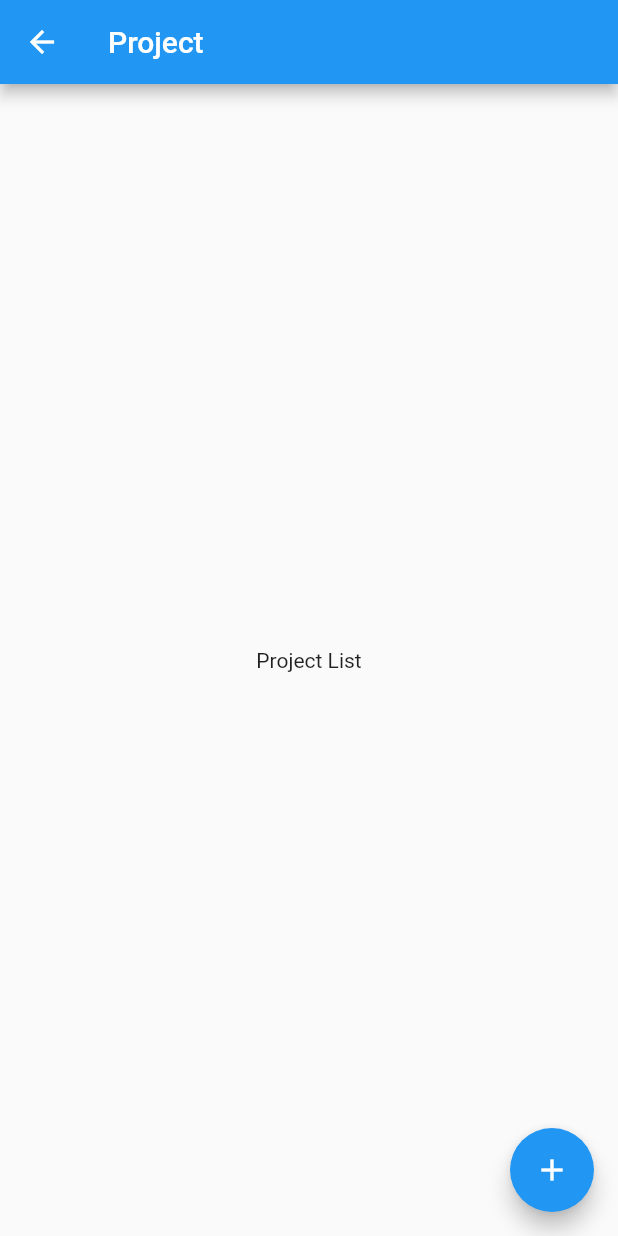
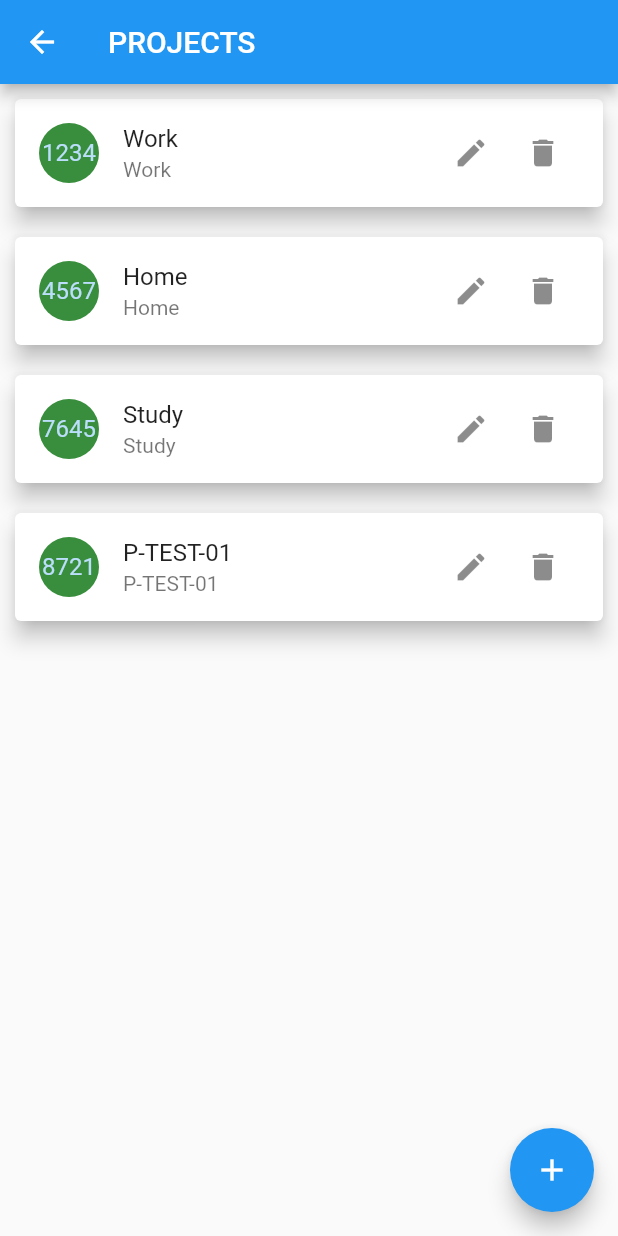
Before and after one commit to BrandonJhonn/flutter_app_diptsv3_todo, a Flutter app: the ProjectView screen opened by its route, on a phone screen of 412 x 824 dp. Run offline on Flutter 3.47's test engine with Material 2 defaults, Android fonts, the phone set to English and light mode, and no system bars; our stand-ins replace bloc, flutter_bloc, fluttertoast; network calls fail.

Commit message:
BDD Complete

```diff
--- a/lib/main.dart
+++ b/lib/main.dart
@@ -21,7 +21,7 @@ class MyApp extends StatelessWidget {
       child: MaterialApp(
         debugShowCheckedModeBanner: false,
         title: 'TodoApp',
-        initialRoute: 'login',
+        initialRoute: 'item',
         routes: {
           'login': (_) => const LoginView(),
           'project': (_) => const ProjectView(),
--- /dev/null
+++ b/lib/models/project_model.dart
@@ -0,0 +1,29 @@
+class ProjectModel {
+  int id;
+  String content;
+  int itemsCount;
+  int? parentId;
+  List<ProjectModel> children;
+
+  ProjectModel({
+    required this.id,
+    required this.content,
+    required this.itemsCount,
+    required this.parentId,
+    required this.children
+  });
+
+  ProjectModel copyWith({
+    int? id,
+    String? content,
+    int? itemsCount,
+    int? parentId,
+    List<ProjectModel>? children
+  }) => ProjectModel(
+    id: id ?? this.id,
+    content: content ?? this.content,
+    itemsCount: itemsCount ?? this.itemsCount,
+    parentId: parentId ?? this.parentId,
+    children: children ?? this.children
+  );
+}
--- a/lib/views/project/project_view.dart
+++ b/lib/views/project/project_view.dart
@@ -1,20 +1,73 @@
 import 'package:flutter/material.dart';
 import 'package:flutter_bloc/flutter_bloc.dart';
 
+import '../../models/project_model.dart';
 import '../../utils/global_util.dart' as global;
 
 class ProjectView extends StatelessWidget {
   const ProjectView({super.key});
+
+  static List<ProjectModel> data = [
+    ProjectModel(
+      id: 1234,
+      content: 'Work',
+      itemsCount: 6,
+      parentId: null,
+      children: []
+    ),
+    ProjectModel(
+      id: 4567,
+      content: 'Home',
+      itemsCount: 0,
+      parentId: null,
+      children: []
+    ),
+    ProjectModel(
+      id: 7645,
+      content: 'Study',
+      itemsCount: 0,
+      parentId: null,
+      children: []
+    ),
+    ProjectModel(
+      id: 8721,
+      content: 'P-TEST-01',
+      itemsCount: 0,
+      parentId: null,
+      children: []
+    ),
+  ];
 
   @override
   Widget build(BuildContext context) {
 
     return Scaffold(
       appBar: AppBar(
-        title: const Text('Project')
+        title: const Text('PROJECTS')
       ),
-      body: const Center(
-        child: Text('Project List'),
+      body: SafeArea(
+        child: ListView.builder(
+          itemCount: data.length,
+          itemBuilder: (context, index) => Card(
+            elevation: 6,
+            margin: const EdgeInsets.all(10),
+            child: ListTile(
+              key: const ValueKey('card-detail'),
+              leading: CircleAvatar(
+                backgroundColor: Colors.green[700],
+                child: Text(data[index].id.toString()),
+              ),
+              title: Text(data[index].content),
+              subtitle: Text(data[index].content),
+              trailing: Row(
+                mainAxisSize: MainAxisSize.min,
+                children: [
+                IconButton(key: const ValueKey('btn-edit'), onPressed: () {}, icon: const Icon(Icons.edit)),
+                IconButton(key: const ValueKey('btn-delete'),onPressed: () {}, icon: const Icon(Icons.delete)),
+              ]),
+            ),
+          )
+        )
       ),
       floatingActionButton: FloatingActionButton(
         key: const ValueKey('btn-new'),
--- a/pubspec.yaml
+++ b/pubspec.yaml
@@ -30,6 +30,7 @@ environment:
 dependencies:
   gherkin: ^2.0.2
   http: ^0.13.5
+  fluttertoast: ^8.2.1
   flutter_bloc: ^8.1.2
   flutter_gherkin: ^2.0.0
   flutter:
--- a/test_driver/bdd_test.dart
+++ b/test_driver/bdd_test.dart
@@ -2,7 +2,7 @@ import 'dart:async';
 import 'package:flutter_gherkin/flutter_gherkin.dart';
 import 'package:gherkin/gherkin.dart';
 import 'package:glob/glob.dart';
-import 'steps/initial_state_app.dart';
+import 'steps/set_valid_credentials_login.dart';
 
 Future<void> main() {
   final config = FlutterTestConfiguration()
@@ -12,7 +12,7 @@ Future<void> main() {
       TestRunSummaryReporter(),
       JsonReporter(path: './report.json')
     ] // you can include the "StdoutReporter()" without the message level parameter for verbose log information
-    ..stepDefinitions = [initialStateOfApp()]
+    ..stepDefinitions = [setValidCredencialsLogin()]
     ..restartAppBetweenScenarios = true
     ..targetAppPath = "test_driver/bdd.dart";
     // ..tagExpression = "@smoke" // uncomment to see an example of running scenarios based on tag expressions
```
Also changed, not shown: lib/models/item_model.dart (added, +33 -0 lines), lib/views/item/item_view.dart (+52 -3 lines), lib/views/login/login_view.dart (+29 -5 lines), lib/views/widgets/toast_widget.dart (added, +15 -0 lines), test_driver/pages/login_page.dart (+21 -11 lines), test_driver/pages/project_page.dart (added, +38 -0 lines), test_driver/steps/click_a_button.dart (added, +18 -0 lines), test_driver/steps/set_invalid_credentials_login.dart (renamed from test_driver/steps/initial_state_app.dart, +5 -3 lines), test_driver/steps/set_valid_credentials_login.dart (added, +18 -0 lines), pubspec.lock, test_driver/steps/see_if_value_is.dart (added).
